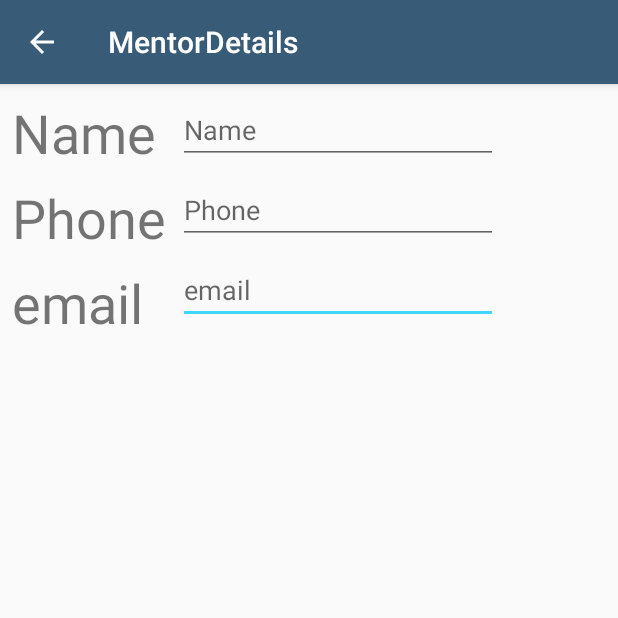
After one commit to josephlosee/C196Practical, an Android app: the MentorDetails screen opened directly, with no data from a screen before it, on a phone screen of 412 x 824 dp, the top half of it. The commit adds this screen. Run offline under Robolectric (Android 15) with nearby library versions, the phone set to English and light mode, and no system bars.

```diff
--- a/app/src/main/java/edu/jlosee/c196practical/MentorCursorAdapter.java
+++ b/app/src/main/java/edu/jlosee/c196practical/MentorCursorAdapter.java
@@ -14,6 +14,7 @@ import android.widget.TextView;
  */
 
 public class MentorCursorAdapter extends CursorAdapter{
+
 
     public MentorCursorAdapter(Context context, Cursor cursor){
         super(context, cursor, 0);
@@ -44,5 +45,6 @@ public class MentorCursorAdapter extends CursorAdapter{
         //int priority = cursor.getInt(cursor.getColumnIndexOrThrow("priority"));
 
         checkBox.setChecked(true);
+        //TODO: add the mentor ID here somehow
     }
 }
--- a/app/src/main/java/edu/jlosee/c196practical/ViewCourseActivity.java
+++ b/app/src/main/java/edu/jlosee/c196practical/ViewCourseActivity.java
@@ -66,7 +66,7 @@ public class ViewCourseActivity extends AppCompatActivity {
 
             String[]joinArgs = {String.valueOf(courseID)};
             //Cursor mentorsCursor = MainActivity.dbProvider.rawQuery(DBOpenHelper.MENTOR_JOIN_QUERY, joinArgs);
-            Cursor mentorsCursor = MainActivity.dbProvider.rawQuery("Select * from Mentor;", null);
+            Cursor mentorsCursor = MainActivity.dbProvider.rawQuery("Select * from Mentor where _idCourse=?;", joinArgs);
 
             mentorList = (ListView)findViewById(R.id.mentorList);
             CursorAdapter mentorAdapter = new MentorCursorAdapter(this, mentorsCursor);
@@ -122,6 +122,10 @@ public class ViewCourseActivity extends AppCompatActivity {
 
 
     public void addMentorClicked(View view) {
+        Intent addMentorIntent = new Intent(this, MentorList.class);
+        addMentorIntent.putExtra(COURSE_ID, this.courseID);
+        addMentorIntent.putExtra(MentorList.FLAG_REMOVE, false);
+        startActivity(addMentorIntent);
         //TODO: display the mentors list, put an extra with add/delete/view flag
     }
 
--- /dev/null
+++ b/app/src/main/res/layout/activity_mentor_details.xml
@@ -0,0 +1,25 @@
+<?xml version="1.0" encoding="utf-8"?>
+<android.support.design.widget.CoordinatorLayout xmlns:android="http://schemas.android.com/apk/res/android"
+    xmlns:app="http://schemas.android.com/apk/res-auto"
+    xmlns:tools="http://schemas.android.com/tools"
+    android:layout_width="match_parent"
+    android:layout_height="match_parent"
+    tools:context="edu.jlosee.c196practical.MentorDetails">
+
+    <android.support.design.widget.AppBarLayout
+        android:layout_width="match_parent"
+        android:layout_height="wrap_content"
+        android:theme="@style/AppTheme.AppBarOverlay">
+
+        <android.support.v7.widget.Toolbar
+            android:id="@+id/toolbar"
+            android:layout_width="match_parent"
+            android:layout_height="?attr/actionBarSize"
+            android:background="?attr/colorPrimary"
+            app:popupTheme="@style/AppTheme.PopupOverlay" />
+
+    </android.support.design.widget.AppBarLayout>
+
+    <include layout="@layout/content_mentor_details" />
+
+</android.support.design.widget.CoordinatorLayout>
--- a/app/src/main/res/layout/activity_view_mentors.xml
+++ b/app/src/main/res/layout/activity_view_mentors.xml
@@ -5,7 +5,7 @@
     android:layout_width="match_parent"
     android:layout_height="match_parent"
     android:fitsSystemWindows="true"
-    tools:context="edu.jlosee.c196practical.ViewMentors">
+    tools:context="edu.jlosee.c196practical.MentorList">
 
     <android.support.design.widget.AppBarLayout
         android:id="@+id/app_bar"
--- /dev/null
+++ b/app/src/main/res/layout/content_mentor_details.xml
@@ -0,0 +1,85 @@
+<?xml version="1.0" encoding="utf-8"?>
+<android.support.constraint.ConstraintLayout xmlns:android="http://schemas.android.com/apk/res/android"
+    xmlns:app="http://schemas.android.com/apk/res-auto"
+    xmlns:tools="http://schemas.android.com/tools"
+    android:layout_width="match_parent"
+    android:layout_height="match_parent"
+    app:layout_behavior="@string/appbar_scrolling_view_behavior"
+    tools:context="edu.jlosee.c196practical.MentorDetails"
+    tools:showIn="@layout/activity_mentor_details">
+
+    <EditText
+        android:id="@+id/etEmail"
+        android:layout_width="wrap_content"
+        android:layout_height="wrap_content"
+        android:layout_marginEnd="0dp"
+        android:layout_marginRight="0dp"
+        android:layout_marginTop="8dp"
+        android:ems="10"
+        android:hint="email"
+        android:inputType="textWebEmailAddress"
+        app:layout_constraintRight_toRightOf="@+id/etPhone"
+        app:layout_constraintTop_toBottomOf="@+id/etPhone" />
+
+    <EditText
+        android:id="@+id/etPhone"
+        android:layout_width="wrap_content"
+        android:layout_height="wrap_content"
+        android:layout_marginLeft="8dp"
+        android:layout_marginStart="8dp"
+        android:layout_marginTop="8dp"
+        android:ems="10"
+        android:hint="Phone"
+        android:inputType="phone"
+        app:layout_constraintLeft_toRightOf="@+id/textView3"
+        app:layout_constraintTop_toBottomOf="@+id/etName" />
+
+    <EditText
+        android:id="@+id/etName"
+        android:layout_width="wrap_content"
+        android:layout_height="wrap_content"
+        android:layout_marginRight="0dp"
+        android:layout_marginEnd="0dp"
+        android:layout_marginTop="8dp"
+        android:ems="10"
+        android:hint="Name"
+        android:inputType="textPersonName"
+        app:layout_constraintRight_toRightOf="@+id/etPhone"
+        app:layout_constraintTop_toTopOf="parent" />
+
+    <TextView
+        android:id="@+id/textView3"
+        android:layout_width="wrap_content"
+        android:layout_height="wrap_content"
+        android:layout_marginLeft="16dp"
+        android:layout_marginStart="8dp"
+        android:layout_marginTop="8dp"
+        android:text="Phone"
+        android:textSize="36sp"
+        app:layout_constraintLeft_toLeftOf="parent"
+        app:layout_constraintTop_toBottomOf="@+id/textView" />
+
+    <TextView
+        android:id="@+id/textView2"
+        android:layout_width="wrap_content"
+        android:layout_height="wrap_content"
+        android:layout_marginLeft="16dp"
+        android:layout_marginStart="8dp"
+        android:layout_marginTop="8dp"
+        android:text="email"
+        android:textSize="36sp"
+        app:layout_constraintLeft_toLeftOf="parent"
+        app:layout_constraintTop_toBottomOf="@+id/textView3" />
+
+    <TextView
+        android:id="@+id/textView"
+        android:layout_width="wrap_content"
+        android:layout_height="wrap_content"
+        android:layout_marginTop="8dp"
+        android:text="Name"
+        android:textSize="36sp"
+        app:layout_constraintTop_toTopOf="parent"
+        android:layout_marginLeft="16dp"
+        android:layout_marginStart="8dp"
+        app:layout_constraintLeft_toLeftOf="parent" />
+</android.support.constraint.ConstraintLayout>
--- a/app/src/main/res/layout/content_view_mentors.xml
+++ b/app/src/main/res/layout/content_view_mentors.xml
@@ -4,7 +4,7 @@
     xmlns:tools="http://schemas.android.com/tools"
     android:layout_width="match_parent"
     android:layout_height="match_parent"
-    tools:context="edu.jlosee.c196practical.ViewMentors"
+    tools:context="edu.jlosee.c196practical.MentorList"
     tools:showIn="@layout/activity_view_mentors">
         android:layout_width="match_parent"
         android:layout_height="wrap_content">
--- a/app/src/main/res/menu/menu_view_mentors.xml
+++ b/app/src/main/res/menu/menu_view_mentors.xml
@@ -1,7 +1,7 @@
 <menu xmlns:android="http://schemas.android.com/apk/res/android"
     xmlns:app="http://schemas.android.com/apk/res-auto"
     xmlns:tools="http://schemas.android.com/tools"
-    tools:context="edu.jlosee.c196practical.ViewMentors">
+    tools:context="edu.jlosee.c196practical.MentorList">
     <item
         android:id="@+id/action_settings"
         android:orderInCategory="100"
--- a/app/src/main/res/values/strings.xml
+++ b/app/src/main/res/values/strings.xml
@@ -112,4 +112,5 @@ Mauris mauris sapien, luctus a porttitor quis, rutrum ut lacus. Donec eget leo s
     <!-- TODO: Remove or change this placeholder text -->
     <string name="hello_blank_fragment">Hello blank fragment</string>
     <string name="remindMe">Remind Me</string>
+    <string name="title_activity_mentor_details">MentorDetails</string>
 </resources>
```
Also changed, not shown: app/src/main/AndroidManifest.xml (+11 -2 lines), app/src/main/java/edu/jlosee/c196practical/MainActivity.java (+2 -9 lines), app/src/main/java/edu/jlosee/c196practical/MentorDetails.java (added, +123 -0 lines), app/src/main/java/edu/jlosee/c196practical/MentorList.java (added, +99 -0 lines), app/src/main/java/edu/jlosee/c196practical/ViewMentors.java (deleted, +0 -51 lines), 3 other files.
